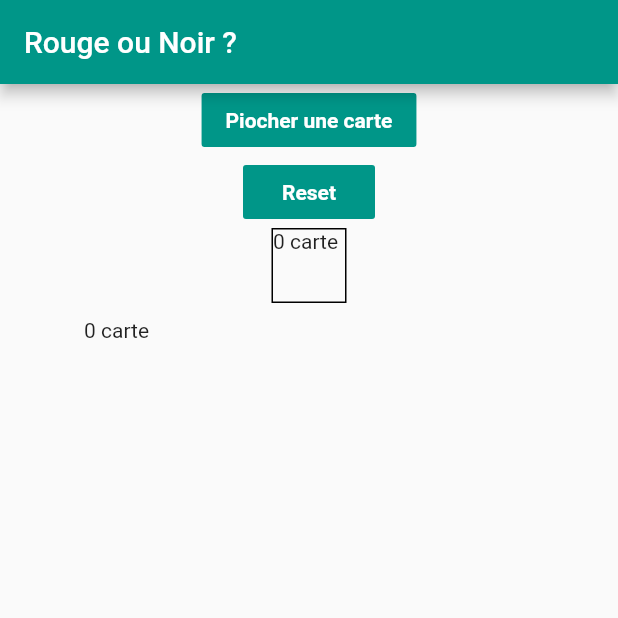
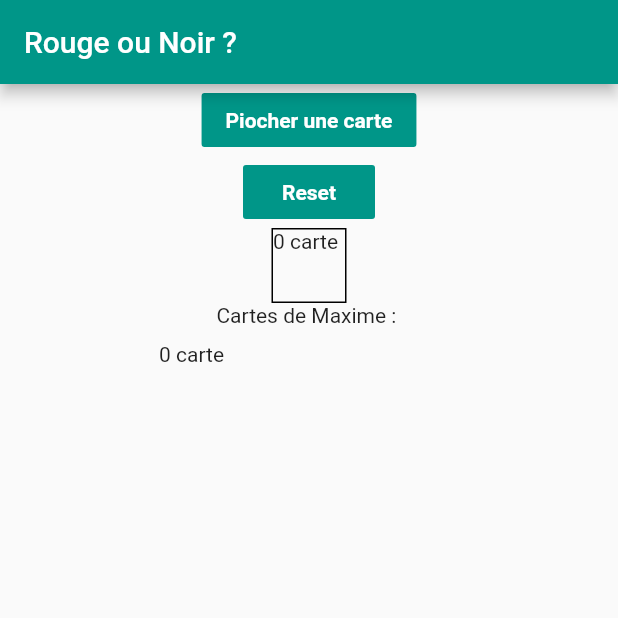
Before and after one commit to dianecdr/rouge_noir, a Flutter app: the screen it shows after launch, after a tap on "Piocher une carte", after a tap on "Reset", on a phone screen of 412 x 824 dp, the top half of it. Run offline on Flutter 3.47's test engine with Material 2 defaults, Android fonts, the phone set to English and light mode, and no system bars; our stand-ins replace material_design_icons_flutter.

Commit message:
Create user class

```diff
--- a/lib/main.dart
+++ b/lib/main.dart
@@ -3,6 +3,7 @@ import 'package:rouge_noir/widget/playcard_list.dart';
 import 'package:rouge_noir/widget/playcard_widget.dart';
 
 import 'model/playcard.dart';
+import 'model/user.dart';
 import 'services/playcard_service.dart';
 
 void main() {
@@ -30,6 +31,7 @@ class MyAppState extends State<MyApp> {
   List<Playcard> deck = [];
   List<Playcard> _userCards = [];
   Playcard pickedCard;
+  User maxime = new User(name: 'Maxime');
 
   void initDeck() {
     loadPlaycards().then((e) {
@@ -47,9 +49,9 @@ class MyAppState extends State<MyApp> {
 
   void _pickCard() {
     setState(() {
-      if (deck != null && _userCards.length < 4) {
+      if (deck != null && maxime.cards.length < 4) {
         pickedCard = (deck.toList()..shuffle()).first;
-        _userCards.add(pickedCard);
+        maxime.cards.add(pickedCard);
         deck.remove(pickedCard);
       } else {
         pickedCard = null;
@@ -57,10 +59,10 @@ class MyAppState extends State<MyApp> {
     });
   }
 
-  void _resetGame(){
+  void _resetGame() {
     setState(() {
       initDeck();
-      _userCards = [];
+      maxime.cards = [];
       pickedCard = null;
     });
   }
@@ -86,7 +88,8 @@ class MyAppState extends State<MyApp> {
               ),
               color: Theme.of(context).primaryColor,
               onPressed: _pickCard,
-            ),            FlatButton(
+            ),
+            FlatButton(
               child: Text(
                 'Reset',
                 style: TextStyle(
@@ -99,7 +102,12 @@ class MyAppState extends State<MyApp> {
             (_userCards.length < 4)
                 ? PlaycardWidget(card: pickedCard)
                 : Text("Vous avez déjà tiré 4 cartes"),
-            PlaycardList(_userCards),
+            Column(
+              children: [
+                Text('Cartes de ' + maxime.name + ' : '),
+                PlaycardList(maxime.cards)
+              ],
+            )
           ],
         ),
       ),
--- /dev/null
+++ b/lib/model/user.dart
@@ -0,0 +1,8 @@
+import 'package:rouge_noir/model/playcard.dart';
+
+class User {
+  String name;
+  List<Playcard> cards = [];
+
+  User({this.name});
+}
--- a/lib/widget/playcard_list.dart
+++ b/lib/widget/playcard_list.dart
@@ -11,7 +11,7 @@ class PlaycardList extends StatelessWidget {
   Widget build(BuildContext context) {
     return Container(
         height: 50,
-        width: 300,
+        width: 200,
         margin: EdgeInsets.all(10),
         child: (_cards != null && _cards.isNotEmpty)
             ? new ListView.builder(
```
